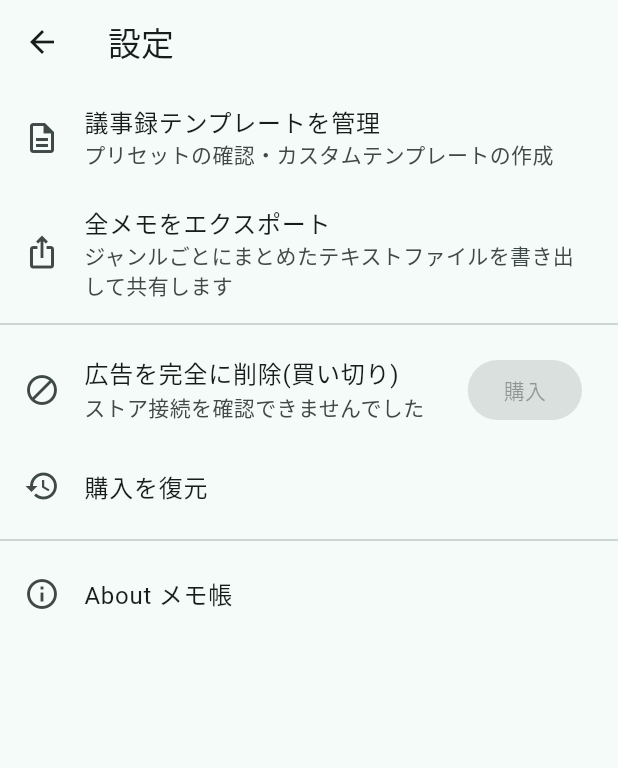
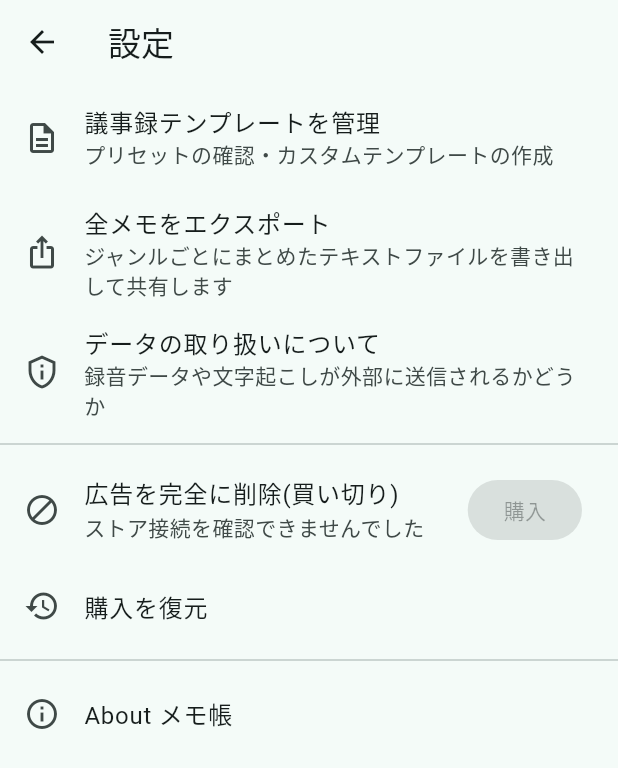
Before and after one commit to aiueodayone/bar, a Flutter app: the screen it shows after launch, after a tap on the "settings" icon, on a phone screen of 412 x 824 dp. Shown: the top 768 px of the screen. Run offline on Flutter 3.47's test engine with Material 3 defaults, Android fonts, the phone set to English and light mode, and no system bars; our stand-ins replace audioplayers, google_mobile_ads, in_app_purchase, share_plus, shared_preferences, sqflite; missing offline and left inert: record, vosk_flutter; accounts and stored records are empty; network calls fail.

Commit message:
Add OSS license credit and a data-handling explainer screen
- Credit Vosk (Apache License 2.0) explicitly in the About dialog, on top
  of Flutter's built-in "view licenses" page which already lists every
  dependency's bundled LICENSE file
- Add a Settings > "データの取り扱いについて" screen explaining that
  recordings and transcription stay entirely on-device, are never sent
  anywhere or used for training, and what the ads/purchase SDKs do touch
  network-wise
- Reinforce the same reassurance in the transcription model download
  confirmation dialog, at the moment the user is deciding whether to
  download it

Co-Authored-By: Claude Sonnet 5 <noreply@anthropic.com>
Claude-Session: https://claude.ai/code/session_01Fscp4pZpAJXbyCuEvh1Kow

```diff
--- a/lib/screens/memo_edit_screen.dart
+++ b/lib/screens/memo_edit_screen.dart
@@ -206,7 +206,10 @@ class _MemoEditScreenState extends State<MemoEditScreen> {
           content: const Text(
             '初回のみ、オフライン音声認識用の日本語モデル(約50MB)を'
             'ダウンロードします。ダウンロード後は完全にオフラインで'
-            '文字起こしできます。ダウンロードしますか?',
+            '文字起こしできます。\n\n'
+            'この文字起こしは端末内で処理されるため、あなたの音声が'
+            '外部に送信されたり、AIの学習に使われたりすることはありません。'
+            'ダウンロードしますか?',
           ),
           actions: [
             TextButton(
--- /dev/null
+++ b/lib/screens/privacy_info_screen.dart
@@ -0,0 +1,92 @@
+import 'package:flutter/material.dart';
+
+/// 音声データ・メモの取り扱いについて説明する画面。
+class PrivacyInfoScreen extends StatelessWidget {
+  const PrivacyInfoScreen({super.key});
+
+  @override
+  Widget build(BuildContext context) {
+    return Scaffold(
+      appBar: AppBar(title: const Text('データの取り扱いについて')),
+      body: ListView(
+        padding: const EdgeInsets.all(16),
+        children: const [
+          _Section(
+            icon: Icons.mic_outlined,
+            title: '録音した音声データについて',
+            body:
+                '録音した音声ファイルは、この端末の中にのみ保存されます。\n'
+                'メモの内容や録音データが、開発者を含む外部のサーバーへ自動的に'
+                '送信されることはありません。',
+          ),
+          _Section(
+            icon: Icons.subtitles_outlined,
+            title: '文字起こし(音声認識)について',
+            body:
+                '文字起こしは端末内で完結するオフライン処理(Vosk)で行われます。\n'
+                'あなたが話した内容が外部のAIサービスに送信されたり、AIの学習'
+                'データとして利用されたりすることはありません。\n\n'
+                '初回の文字起こし時のみ、音声認識モデルのファイルを受け取るために '
+                'alphacephei.com(Voskの配布元)へアクセスしますが、これは'
+                'モデルを「受け取るだけ」の一方向の通信です。あなたの音声や'
+                'メモの内容がこの通信で送信されることはありません。',
+          ),
+          _Section(
+            icon: Icons.ads_click_outlined,
+            title: '広告・課金について',
+            body:
+                '広告表示(Google AdMob)や購入処理(Google Play)には、その'
+                '機能に必要な最小限の情報(広告ID等)がGoogleに渡ることが'
+                'あります。これらはメモの内容や録音データとは一切関係ありません。',
+          ),
+          _Section(
+            icon: Icons.visibility_off_outlined,
+            title: 'それ以外のトラッキングについて',
+            body: 'このアプリには、上記以外のアクセス解析・行動トラッキング機能は組み込まれていません。',
+          ),
+        ],
+      ),
+    );
+  }
+}
+
+class _Section extends StatelessWidget {
+  const _Section({
+    required this.icon,
+    required this.title,
+    required this.body,
+  });
+
+  final IconData icon;
+  final String title;
+  final String body;
+
+  @override
+  Widget build(BuildContext context) {
+    return Card(
+      margin: const EdgeInsets.only(bottom: 12),
+      child: Padding(
+        padding: const EdgeInsets.all(16),
+        child: Column(
+          crossAxisAlignment: CrossAxisAlignment.start,
+          children: [
+            Row(
+              children: [
+                Icon(icon, color: Theme.of(context).colorScheme.primary),
+                const SizedBox(width: 8),
+                Expanded(
+                  child: Text(
+                    title,
+                    style: const TextStyle(fontWeight: FontWeight.bold),
+                  ),
+                ),
+              ],
+            ),
+            const SizedBox(height: 8),
+            Text(body, style: const TextStyle(height: 1.5)),
+          ],
+        ),
+      ),
+    );
+  }
+}
--- a/lib/screens/settings_screen.dart
+++ b/lib/screens/settings_screen.dart
@@ -5,6 +5,7 @@ import '../data/genre_repository.dart';
 import '../data/memo_repository.dart';
 import '../providers/app_settings_provider.dart';
 import '../services/export_service.dart';
+import 'privacy_info_screen.dart';
 import 'template_management_screen.dart';
 
 class SettingsScreen extends StatelessWidget {
@@ -47,6 +48,14 @@ class SettingsScreen extends StatelessWidget {
             subtitle: const Text('ジャンルごとにまとめたテキストファイルを書き出して共有します'),
             onTap: () => _exportAllMemos(context),
           ),
+          ListTile(
+            leading: const Icon(Icons.privacy_tip_outlined),
+            title: const Text('データの取り扱いについて'),
+            subtitle: const Text('録音データや文字起こしが外部に送信されるかどうか'),
+            onTap: () => Navigator.of(context).push(
+              MaterialPageRoute(builder: (_) => const PrivacyInfoScreen()),
+            ),
+          ),
           const Divider(),
           if (settings.adsRemoved)
             const ListTile(
@@ -83,6 +92,17 @@ class SettingsScreen extends StatelessWidget {
             applicationVersion: '1.0.0',
             aboutBoxChildren: [
               Text('広告に邪魔されず、音声メモ・文字起こし・ジャンル分類・検索ができるメモアプリです。'),
+              SizedBox(height: 16),
+              Text(
+                'オフライン音声認識には Vosk(alphacephei.com)を使用しています。'
+                '(Apache License 2.0)',
+                style: TextStyle(fontSize: 12),
+              ),
+              Text(
+                '使用しているすべてのオープンソースライブラリのライセンスは'
+                '「ライセンスを表示」から確認できます。',
+                style: TextStyle(fontSize: 12),
+              ),
             ],
           ),
         ],
```
